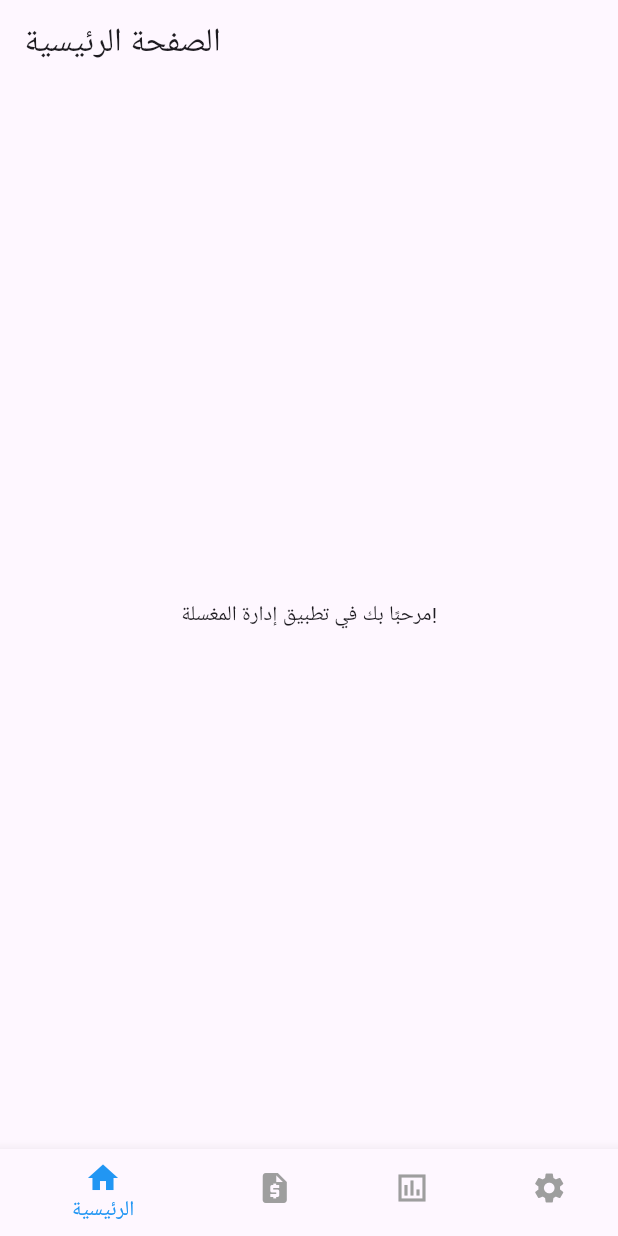
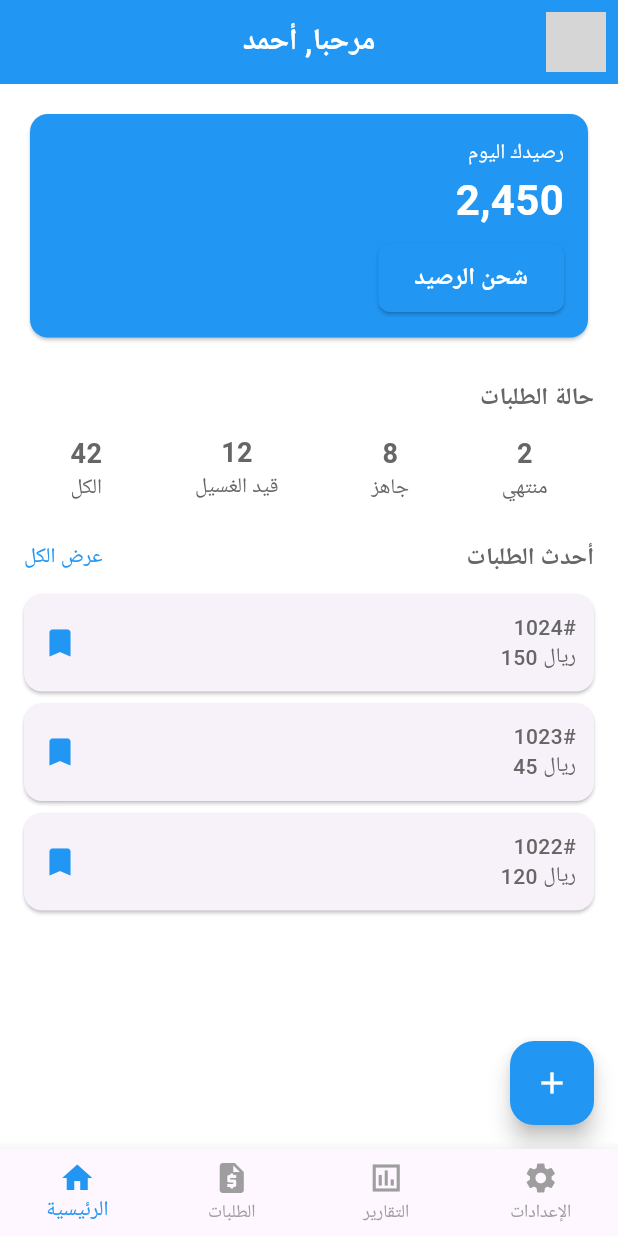
Before and after one commit to MooAli49/laundry_management, a Flutter app: the screen it shows after launch, on a phone screen of 412 x 824 dp. Run offline on Flutter 3.47's test engine with Material 3 defaults, Android fonts, the phone set to English and light mode, and no system bars; our stand-ins replace dio, flutter_secure_storage, go_router, pretty_dio_logger, shared_preferences; network calls fail; grey boxes are pictures that could not be loaded.

Commit message:
feat: Enhance HomeScreen layout and add OrdersScreen with navigation

```diff
--- /dev/null
+++ b/lib/core/styles/app_styles.dart
@@ -0,0 +1,63 @@
+import 'package:flutter/material.dart';
+
+class AppStyles {
+  static const TextStyle headingLarge = TextStyle(
+    fontSize: 24,
+    fontWeight: FontWeight.bold,
+    color: Color(0xFF1A1A1A),
+  );
+
+  static const TextStyle headingMedium = TextStyle(
+    fontSize: 20,
+    fontWeight: FontWeight.bold,
+    color: Color(0xFF1A1A1A),
+  );
+
+  static const TextStyle headingSmall = TextStyle(
+    fontSize: 16,
+    fontWeight: FontWeight.w600,
+    color: Color(0xFF1A1A1A),
+  );
+
+  static const TextStyle bodyLarge = TextStyle(
+    fontSize: 16,
+    fontWeight: FontWeight.w500,
+    color: Color(0xFF333333),
+  );
+
+  static const TextStyle bodyMedium = TextStyle(
+    fontSize: 14,
+    fontWeight: FontWeight.w500,
+    color: Color(0xFF666666),
+  );
+
+  static const TextStyle bodySmall = TextStyle(
+    fontSize: 12,
+    fontWeight: FontWeight.w400,
+    color: Color(0xFF999999),
+  );
+
+  static const TextStyle labelLarge = TextStyle(
+    fontSize: 14,
+    fontWeight: FontWeight.w600,
+    color: Color(0xFF0057FF),
+  );
+
+  static const TextStyle labelSmall = TextStyle(
+    fontSize: 12,
+    fontWeight: FontWeight.w500,
+    color: Color(0xFF666666),
+  );
+
+  static const TextStyle buttonText = TextStyle(
+    fontSize: 16,
+    fontWeight: FontWeight.w600,
+    color: Colors.white,
+  );
+
+  static const TextStyle priceText = TextStyle(
+    fontSize: 18,
+    fontWeight: FontWeight.bold,
+    color: Color(0xFF0057FF),
+  );
+}
--- /dev/null
+++ b/lib/core/theme/app_theme.dart
@@ -0,0 +1,99 @@
+import 'package:flutter/material.dart';
+import 'package:laundry_management/core/styles/app_styles.dart';
+import 'package:laundry_management/core/theme/color_manager.dart';
+
+class AppTheme {
+  static ThemeData lightTheme = ThemeData(
+    useMaterial3: true,
+    brightness: Brightness.light,
+    primaryColor: ColorManager.primary,
+    scaffoldBackgroundColor: Colors.white,
+    appBarTheme: AppBarTheme(
+      backgroundColor: ColorManager.primary,
+      elevation: 0,
+      centerTitle: true,
+      titleTextStyle: AppStyles.headingMedium.copyWith(
+        color: ColorManager.textPrimary,
+      ),
+    ),
+    textTheme: TextTheme(
+      headlineLarge: AppStyles.headingLarge,
+      headlineMedium: AppStyles.headingMedium,
+      headlineSmall: AppStyles.headingSmall,
+      bodyLarge: AppStyles.bodyLarge,
+      bodyMedium: AppStyles.bodyMedium,
+      bodySmall: AppStyles.bodySmall,
+      labelLarge: AppStyles.labelLarge,
+      labelSmall: AppStyles.labelSmall,
+    ),
+    elevatedButtonTheme: ElevatedButtonThemeData(
+      style: ElevatedButton.styleFrom(
+        backgroundColor: ColorManager.primary,
+        foregroundColor: ColorManager.textPrimary,
+        textStyle: AppStyles.buttonText,
+        shape: RoundedRectangleBorder(borderRadius: BorderRadius.circular(8)),
+        padding: EdgeInsets.symmetric(vertical: 12, horizontal: 24),
+      ),
+    ),
+    inputDecorationTheme: InputDecorationTheme(
+      filled: true,
+      fillColor: ColorManager.lightGrey,
+      border: OutlineInputBorder(
+        borderRadius: BorderRadius.circular(8),
+        borderSide: BorderSide.none,
+      ),
+      contentPadding: EdgeInsets.symmetric(vertical: 12, horizontal: 16),
+    ),
+    floatingActionButtonTheme: FloatingActionButtonThemeData(
+      backgroundColor: ColorManager.primary,
+      foregroundColor: ColorManager.textPrimary,
+    ),
+  );
+
+  static ThemeData darkTheme = ThemeData(
+    useMaterial3: true,
+    brightness: Brightness.dark,
+    primaryColor: ColorManager.primary,
+    scaffoldBackgroundColor: ColorManager.darkBackground,
+    appBarTheme: AppBarTheme(
+      backgroundColor: ColorManager.darkSurfaceColor,
+      elevation: 0,
+      centerTitle: true,
+      titleTextStyle: AppStyles.headingMedium.copyWith(
+        color: ColorManager.textPrimary,
+      ),
+    ),
+    textTheme: TextTheme(
+      headlineLarge: AppStyles.headingLarge.copyWith(color: Colors.white),
+      headlineMedium: AppStyles.headingMedium.copyWith(color: Colors.white),
+      headlineSmall: AppStyles.headingSmall.copyWith(color: Colors.white),
+      bodyLarge: AppStyles.bodyLarge.copyWith(color: Colors.white70),
+      bodyMedium: AppStyles.bodyMedium.copyWith(color: Colors.white60),
+      bodySmall: AppStyles.bodySmall.copyWith(color: Colors.white54),
+      labelLarge: AppStyles.labelLarge.copyWith(color: ColorManager.primary),
+      labelSmall: AppStyles.labelSmall.copyWith(color: Colors.white60),
+    ),
+    elevatedButtonTheme: ElevatedButtonThemeData(
+      style: ElevatedButton.styleFrom(
+        backgroundColor: ColorManager.primary,
+        foregroundColor: ColorManager.textPrimary,
+        textStyle: AppStyles.buttonText,
+        shape: RoundedRectangleBorder(borderRadius: BorderRadius.circular(8)),
+        padding: EdgeInsets.symmetric(vertical: 12, horizontal: 24),
+      ),
+    ),
+    inputDecorationTheme: InputDecorationTheme(
+      filled: true,
+      fillColor: ColorManager.darkInputBackground,
+      border: OutlineInputBorder(
+        borderRadius: BorderRadius.circular(8),
+        borderSide: BorderSide.none,
+      ),
+      contentPadding: EdgeInsets.symmetric(vertical: 12, horizontal: 16),
+    ),
+    floatingActionButtonTheme: FloatingActionButtonThemeData(
+      backgroundColor: ColorManager.primary,
+      foregroundColor: ColorManager.textPrimary,
+    ),
+  );
+}
--- /dev/null
+++ b/lib/core/theme/color_manager.dart
@@ -0,0 +1,14 @@
+import 'package:flutter/material.dart';
+
+class ColorManager {
+  static const Color primary = Color(0xFF2196F3);
+  static const Color secondary = Color(0xFF00BCD4);
+  static const Color lightGrey = Color(0xFFF5F5F5);
+  static const Color success = Color(0xFF4CAF50);
+  static const Color error = Color(0xFFEA2831);
+  static const Color textPrimary = Colors.white;
+  static const Color textSecondary = Colors.grey;
+  static const Color darkBackground = Color(0xFF121212);
+  static const Color darkSurfaceColor = Color(0xFF1E1E1E);
+  static const Color darkInputBackground = Color(0xFF2C2C2C);
+}
--- a/lib/features/home/presentation/home_screen.dart
+++ b/lib/features/home/presentation/home_screen.dart
@@ -6,8 +6,137 @@ class HomeScreen extends StatelessWidget {
   @override
   Widget build(BuildContext context) {
     return Scaffold(
-      appBar: AppBar(title: const Text('الصفحة الرئيسية')),
-      body: const Center(child: Text('مرحبًا بك في تطبيق إدارة المغسلة!')),
+      appBar: AppBar(
+        title: const Text('مرحبا, أحمد'),
+        actions: [
+          Padding(
+            padding: const EdgeInsets.all(8.0),
+            child: CircleAvatar(
+              backgroundImage: NetworkImage('https://via.placeholder.com/50'),
+            ),
+          ),
+        ],
+      ),
+      body: ListView(
+        padding: const EdgeInsets.all(16),
+        children: [
+          _buildBalanceCard(),
+          const SizedBox(height: 24),
+          _buildStatusSection(),
+          const SizedBox(height: 24),
+          _buildOrdersSection(),
+        ],
+      ),
+      floatingActionButton: FloatingActionButton(
+        onPressed: () {},
+        child: const Icon(Icons.add),
+      ),
+    );
+  }
+
+  Widget _buildBalanceCard() {
+    return Card(
+      color: Colors.blue,
+      child: Padding(
+        padding: const EdgeInsets.all(16),
+        child: Column(
+          crossAxisAlignment: CrossAxisAlignment.end,
+          children: [
+            const Text('رصيدك اليوم', style: TextStyle(color: Colors.white)),
+            const Text(
+              '2,450',
+              style: TextStyle(
+                fontSize: 28,
+                color: Colors.white,
+                fontWeight: FontWeight.bold,
+              ),
+            ),
+            const SizedBox(height: 8),
+            ElevatedButton(onPressed: () {}, child: const Text('شحن الرصيد')),
+          ],
+        ),
+      ),
+    );
+  }
+
+  Widget _buildStatusSection() {
+    return Column(
+      crossAxisAlignment: CrossAxisAlignment.end,
+      children: [
+        const Text(
+          'حالة الطلبات',
+          style: TextStyle(fontSize: 16, fontWeight: FontWeight.bold),
+        ),
+        const SizedBox(height: 12),
+        Row(
+          mainAxisAlignment: MainAxisAlignment.spaceAround,
+          children: [
+            _buildStatusCard('42', 'الكل'),
+            _buildStatusCard('12', 'قيد الغسيل'),
+            _buildStatusCard('8', 'جاهز'),
+            _buildStatusCard('2', 'منتهي'),
+          ],
+        ),
+      ],
+    );
+  }
+
+  Widget _buildStatusCard(String number, String label) {
+    return Column(
+      children: [
+        Text(
+          number,
+          style: const TextStyle(fontSize: 18, fontWeight: FontWeight.bold),
+        ),
+        Text(label),
+      ],
+    );
+  }
+
+  Widget _buildOrdersSection() {
+    return Column(
+      crossAxisAlignment: CrossAxisAlignment.start,
+      children: [
+        Row(
+          mainAxisAlignment: MainAxisAlignment.spaceBetween,
+          children: [
+            const Text('عرض الكل', style: TextStyle(color: Colors.blue)),
+            const Text(
+              'أحدث الطلبات',
+              style: TextStyle(fontSize: 16, fontWeight: FontWeight.bold),
+            ),
+          ],
+        ),
+        const SizedBox(height: 12),
+        ..._buildOrdersList(),
+      ],
+    );
+  }
+
+  List<Widget> _buildOrdersList() {
+    return [
+      _buildOrderCard('1024#', '150 ريال'),
+      _buildOrderCard('1023#', '45 ريال'),
+      _buildOrderCard('1022#', '120 ريال'),
+    ];
+  }
+
+  Widget _buildOrderCard(String orderNo, String price) {
+    return Card(
+      margin: const EdgeInsets.only(bottom: 8),
+      child: Padding(
+        padding: const EdgeInsets.all(12),
+        child: Row(
+          mainAxisAlignment: MainAxisAlignment.spaceBetween,
+          children: [
+            Icon(Icons.bookmark, color: Colors.blue),
+            Column(
+              crossAxisAlignment: CrossAxisAlignment.end,
+              children: [Text(orderNo), Text(price)],
+            ),
+          ],
+        ),
+      ),
     );
   }
 }
--- a/lib/features/home/presentation/root_screen.dart
+++ b/lib/features/home/presentation/root_screen.dart
@@ -1,5 +1,7 @@
 import 'package:flutter/material.dart';
+import 'package:laundry_management/core/theme/color_manager.dart';
 import 'package:laundry_management/features/home/presentation/home_screen.dart';
+import 'package:laundry_management/features/orders/presentation/orders_screen.dart';
 
 class RootScreen extends StatefulWidget {
   const RootScreen({super.key});
@@ -12,7 +14,7 @@ class _RootScreenState extends State<RootScreen> {
   int currentIndex = 0;
   var pages = [
     const HomeScreen(),
-    const Center(child: Text('صفحة الطلبات')),
+    const OrdersScreen(),
     const Center(child: Text('التقارير')),
     const Center(child: Text('الإعدادات')),
   ];
@@ -29,9 +31,9 @@ class _RootScreenState extends State<RootScreen> {
             currentIndex = index;
           });
         },
-
-        selectedItemColor: Colors.blue,
-        unselectedItemColor: Colors.grey,
+        type: BottomNavigationBarType.fixed,
+        selectedItemColor: ColorManager.primary,
+        unselectedItemColor: ColorManager.textSecondary,
 
         items: const [
           BottomNavigationBarItem(icon: Icon(Icons.home), label: 'الرئيسية'),
--- /dev/null
+++ b/lib/features/orders/presentation/orders_screen.dart
@@ -0,0 +1,114 @@
+import 'package:flutter/material.dart';
+
+class OrdersScreen extends StatelessWidget {
+  const OrdersScreen({super.key});
+
+  @override
+  Widget build(BuildContext context) {
+    return Scaffold(
+      appBar: AppBar(title: const Text('الطلبات'), centerTitle: true),
+      body: ListView(
+        padding: const EdgeInsets.all(16),
+        children: [
+          TextField(
+            decoration: InputDecoration(
+              hintText: 'البحث عن رقم الطلب أو اسم المتجر',
+              prefixIcon: const Icon(Icons.search),
+              border: OutlineInputBorder(
+                borderRadius: BorderRadius.circular(8),
+              ),
+            ),
+          ),
+          const SizedBox(height: 16),
+          buildOrderCard(
+            'ORD-2491#',
+            'أحمد محمد الشمري',
+            'قيد التشفيش',
+            'اكتوبر 2023',
+            '12 اكتوبر 2023',
+          ),
+          const SizedBox(height: 12),
+          buildOrderCard(
+            'ORD-2488#',
+            'سارة العتيبي',
+            'جاهز للتسليم',
+            'اكتوبر 2023',
+            '11 اكتوبر 2023',
+          ),
+          const SizedBox(height: 12),
+          buildOrderCard(
+            'ORD-2485#',
+            'فهد بن سلمان',
+            'بانتظار الاستلام',
+            'سبتمبر 2023',
+            '28 سبتمبر 2023',
+          ),
+        ],
+      ),
+      floatingActionButton: FloatingActionButton(
+        onPressed: () {},
+        child: const Icon(Icons.add),
+      ),
+    );
+  }
+
+  Widget buildOrderCard(
+    String orderId,
+    String name,
+    String status,
+    String month,
+    String date,
+  ) {
+    return Card(
+      child: Padding(
+        padding: const EdgeInsets.all(12),
+        child: Column(
+          crossAxisAlignment: CrossAxisAlignment.start,
+          children: [
+            Row(
+              mainAxisAlignment: MainAxisAlignment.spaceBetween,
+              children: [
+                Text(
+                  orderId,
+                  style: const TextStyle(fontWeight: FontWeight.bold),
+                ),
+                Container(
+                  padding: const EdgeInsets.symmetric(
+                    horizontal: 8,
+                    vertical: 4,
+                  ),
+                  decoration: BoxDecoration(
+                    color: Colors.yellow[100],
+                    borderRadius: BorderRadius.circular(4),
+                  ),
+                  child: Text(status, style: const TextStyle(fontSize: 12)),
+                ),
+              ],
+            ),
+            const SizedBox(height: 8),
+            Text(
+              name,
+              style: const TextStyle(fontWeight: FontWeight.bold, fontSize: 16),
+            ),
+            Text(
+              date,
+              style: const TextStyle(fontSize: 12, color: Colors.blue),
+            ),
+            const SizedBox(height: 12),
+            SizedBox(
+              width: double.infinity,
+              child: ElevatedButton(
+                onPressed: () {},
+                style: ElevatedButton.styleFrom(backgroundColor: Colors.blue),
+                child: const Text(
+                  'تغيير الحالة',
+                  style: TextStyle(color: Colors.white),
+                ),
+              ),
+            ),
+          ],
+        ),
+      ),
+    );
+  }
+}
--- a/lib/laundry_management.dart
+++ b/lib/laundry_management.dart
@@ -1,5 +1,6 @@
 import 'package:flutter/material.dart';
 import 'package:laundry_management/core/routing/app_router.dart';
+import 'package:laundry_management/core/theme/app_theme.dart';
 
 class LaundryManagement extends StatelessWidget {
   const LaundryManagement({super.key});
@@ -9,6 +10,9 @@ class LaundryManagement extends StatelessWidget {
     return MaterialApp.router(
       debugShowCheckedModeBanner: false,
       routerConfig: AppRouter.router,
+      theme: AppTheme.lightTheme,
+      darkTheme: AppTheme.darkTheme,
+      themeMode: ThemeMode.system,
     );
   }
 }
```
